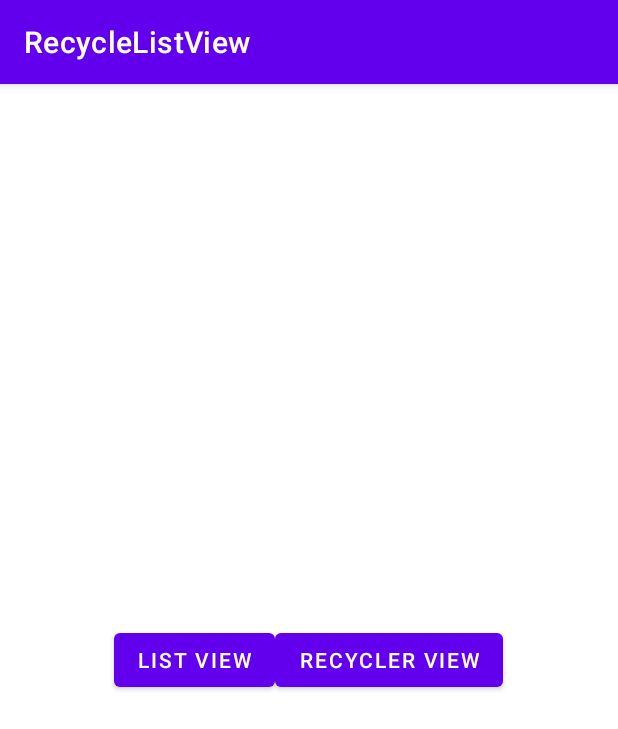
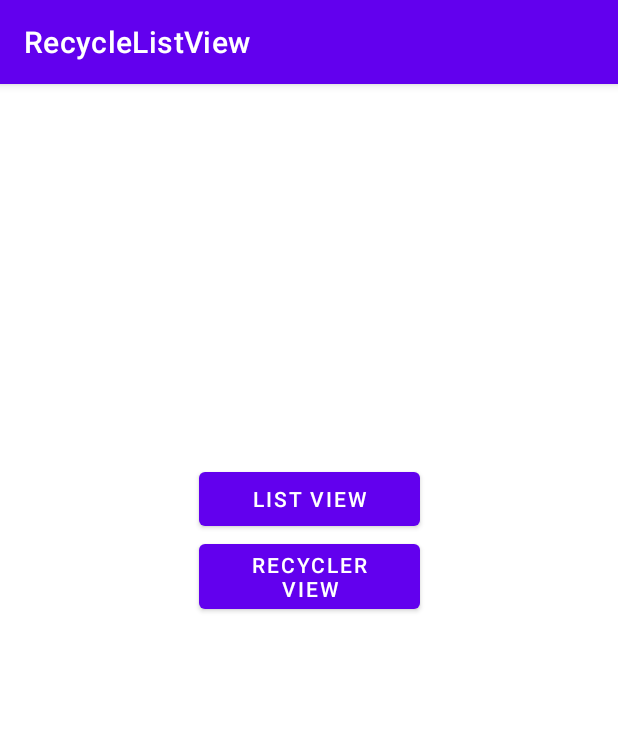
Before and after one commit to RifqiRE17/D_Mobile_E41192306_RifqiRosyidErdiansyah, an Android app: the screen it shows after launch (MainActivity), on a phone screen of 412 x 824 dp. Shown: the top 729 px of the screen. Run offline under Robolectric (Android 15) with nearby library versions, the phone set to English and light mode, and no system bars.

Commit message:
RecycleListView

```diff
--- a/RecycleListView/app/src/main/res/layout/activity_main.xml
+++ b/RecycleListView/app/src/main/res/layout/activity_main.xml
@@ -1,22 +1,44 @@
 <?xml version="1.0" encoding="utf-8"?>
-<LinearLayout xmlns:android="http://schemas.android.com/apk/res/android"
+<androidx.constraintlayout.widget.ConstraintLayout xmlns:android="http://schemas.android.com/apk/res/android"
     xmlns:app="http://schemas.android.com/apk/res-auto"
     xmlns:tools="http://schemas.android.com/tools"
     android:layout_width="match_parent"
     android:layout_height="match_parent"
-    android:gravity="center"
     tools:context=".MainActivity">
+
+    <androidx.constraintlayout.widget.Guideline
+        android:id="@+id/guideline7"
+        android:layout_width="wrap_content"
+        android:layout_height="wrap_content"
+        android:orientation="horizontal"
+        app:layout_constraintGuide_begin="301dp" />
+
+    <androidx.constraintlayout.widget.Guideline
+        android:id="@+id/guideline8"
+        android:layout_width="wrap_content"
+        android:layout_height="wrap_content"
+        android:orientation="vertical"
+        app:layout_constraintGuide_begin="205dp" />
 
     <Button
         android:id="@+id/btn_list_view"
-        android:layout_width="wrap_content"
-        android:layout_height="wrap_content"
-        android:text="List View" />
+        android:layout_width="147dp"
+        android:layout_height="48dp"
+        android:text="List View"
+        app:layout_constraintBottom_toTopOf="@+id/guideline7"
+        app:layout_constraintEnd_toEndOf="parent"
+        app:layout_constraintStart_toStartOf="parent"
+        app:layout_constraintTop_toTopOf="parent"
+        app:layout_constraintVertical_bias="1.0" />
 
     <Button
         android:id="@+id/btn_recyler_view"
-        android:layout_width="wrap_content"
-        android:layout_height="wrap_content"
-        android:text="Recycler View" />
-
-</LinearLayout>
+        android:layout_width="147dp"
+        android:layout_height="55dp"
+        android:text="Recycler View"
+        app:layout_constraintBottom_toBottomOf="parent"
+        app:layout_constraintEnd_toEndOf="@+id/btn_list_view"
+        app:layout_constraintStart_toStartOf="@+id/btn_list_view"
+        app:layout_constraintTop_toBottomOf="@+id/btn_list_view"
+        app:layout_constraintVertical_bias="0.0" />
+</androidx.constraintlayout.widget.ConstraintLayout>
```
